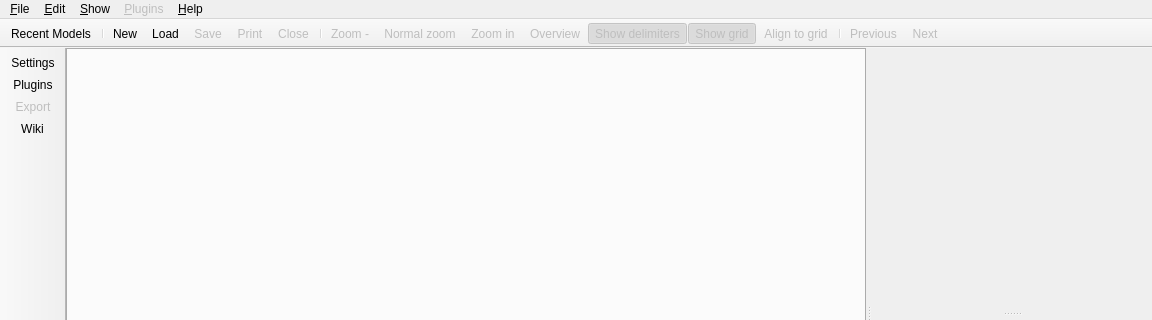
Above: libpgmodeler_ui/ui/mainwindow.ui from pgmodeler/pgmodeler before the change; both pictures show x 0 to 1152 and y 0 to 320 of the 1152 by 600 pixel window. Below: the same form after it.
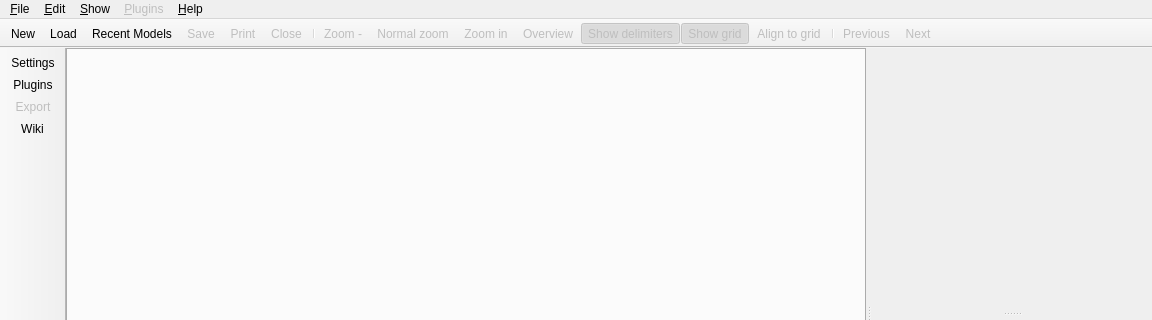
That is the form after the change. Icons and pictures are not drawn.

Commit message:
Model validation code checkpoint.
Minor fix on OperationList

```diff
--- a/libpgmodeler_ui/ui/mainwindow.ui
+++ b/libpgmodeler_ui/ui/mainwindow.ui
@@ -498,10 +498,9 @@
    <attribute name="toolBarBreak">
     <bool>false</bool>
    </attribute>
-   <addaction name="action_recent_models"/>
-   <addaction name="separator"/>
    <addaction name="action_new_model"/>
    <addaction name="action_load_model"/>
+   <addaction name="action_recent_models"/>
    <addaction name="action_save_model"/>
    <addaction name="action_print"/>
    <addaction name="action_close_model"/>
```
The commit also changes 15 other files.
